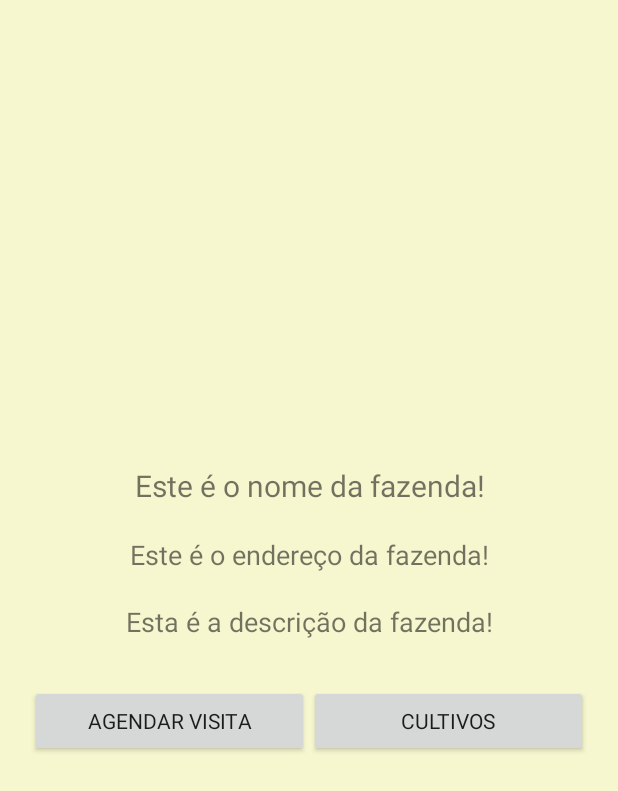
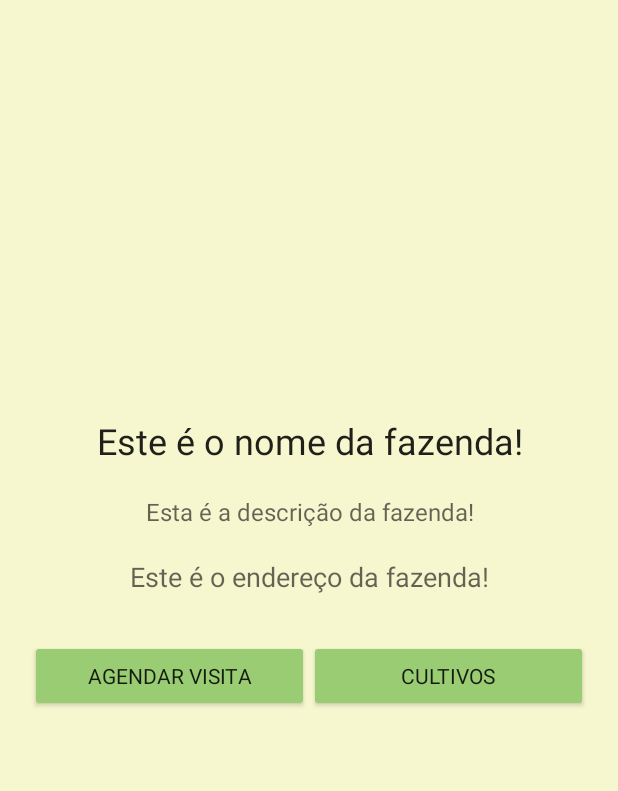
Before and after one commit to romariobs/empsoft-project, an Android app: the layout fazenda_detalhes_layout.xml on its own in the app's theme, with its tools: preview values and no code run, on a phone screen of 412 x 824 dp. Shown: the top 791 px of the screen. Run offline under Robolectric (Android 15) with nearby library versions, the phone set to English and light mode, and no system bars.

Commit message:
Melhorado um pouco na tela de detalhes

```diff
--- a/app/src/main/java/br/edu/ufcg/empsoft/activities/FazendaDetalhes.java
+++ b/app/src/main/java/br/edu/ufcg/empsoft/activities/FazendaDetalhes.java
@@ -41,13 +41,13 @@ public class FazendaDetalhes extends AppCompatActivity {
         mViewPager.setOffscreenPageLimit(1);
 
         this.textName = (TextView) findViewById(R.id.name_fazenda);
-        this.textName.setText("Fazenda " + getIntent().getStringExtra("name"));
+        this.textName.setText(getIntent().getStringExtra("name"));
 
         this.textDescription = (TextView)findViewById(R.id.description_fazenda);
         this.textDescription.setText(getIntent().getStringExtra("description"));
 
         textLocalization = (TextView)findViewById(R.id.localization_fazenda);
-        textLocalization.setText("Endereço: " + getIntent().getStringExtra("localization"));
+        textLocalization.setText("CAMPINA GRANDE");
 
         // BOTÕES
         this.btnVisita = (Button) findViewById(R.id.btn_visita);
--- a/app/src/main/res/layout/fazenda_detalhes_layout.xml
+++ b/app/src/main/res/layout/fazenda_detalhes_layout.xml
@@ -18,38 +18,39 @@
 
             <android.support.v4.view.ViewPager
                 android:id="@+id/viewPager"
-                android:layout_width="300dp"
-                android:layout_height="300dp"
+                android:layout_width="match_parent"
+                android:layout_height="267dp"
                 android:layout_gravity="center_horizontal|center_vertical"
                 android:clipToPadding="false"
+                android:scaleType="fitXY"
                 android:overScrollMode="never" />
 
             <TextView
+                android:id="@+id/name_fazenda"
                 android:layout_width="match_parent"
                 android:layout_height="wrap_content"
+                android:layout_margin="10dp"
                 android:gravity="center"
-                android:id="@+id/name_fazenda"
-                android:layout_margin="10dp"
-                android:textSize="20dp"
-                android:text="Este é o nome da fazenda!"/>
+                android:text="Este é o nome da fazenda!"
+                android:textAppearance="@android:style/TextAppearance.Material.Headline" />
 
             <TextView
+                android:id="@+id/description_fazenda"
                 android:layout_width="match_parent"
                 android:layout_height="wrap_content"
+                android:layout_margin="10dp"
                 android:gravity="center"
-                android:id="@+id/description_fazenda"
-                android:layout_margin="10dp"
-                android:textSize="18dp"
-                android:text="Este é o endereço da fazenda!"/>
+                android:text="Esta é a descrição da fazenda!"
+                android:textAppearance="@android:style/TextAppearance.Material.Widget.Toolbar.Subtitle" />
 
             <TextView
+                android:id="@+id/localization_fazenda"
                 android:layout_width="match_parent"
                 android:layout_height="wrap_content"
+                android:layout_margin="10dp"
                 android:gravity="center"
-                android:id="@+id/localization_fazenda"
-                android:layout_margin="10dp"
-                android:textSize="18dp"
-                android:text="Esta é a descrição da fazenda!"/>
+                android:text="Este é o endereço da fazenda!"
+                android:textAppearance="@android:style/TextAppearance.Material.Medium" />
 
             <LinearLayout
                 android:layout_width="match_parent"
@@ -59,17 +60,21 @@
 
                 <Button
                     android:id="@+id/btn_visita"
+                    style="@android:style/Widget.Material.Button.Colored"
                     android:layout_width="0dp"
                     android:layout_height="fill_parent"
                     android:layout_weight="1"
-                    android:text="Agendar visita" />
+                    android:text="Agendar visita"
+                    android:textAppearance="@android:style/TextAppearance.Material.Button" />
 
                 <Button
                     android:id="@+id/btn_cultivos"
+                    style="@android:style/Widget.Material.Button.Colored"
                     android:layout_width="0dp"
                     android:layout_height="fill_parent"
                     android:layout_weight="1"
-                    android:text="Cultivos" />
+                    android:text="Cultivos"
+                    android:textAppearance="@android:style/TextAppearance.Material.Button" />
             </LinearLayout>
         </LinearLayout>
     </ScrollView>
```
